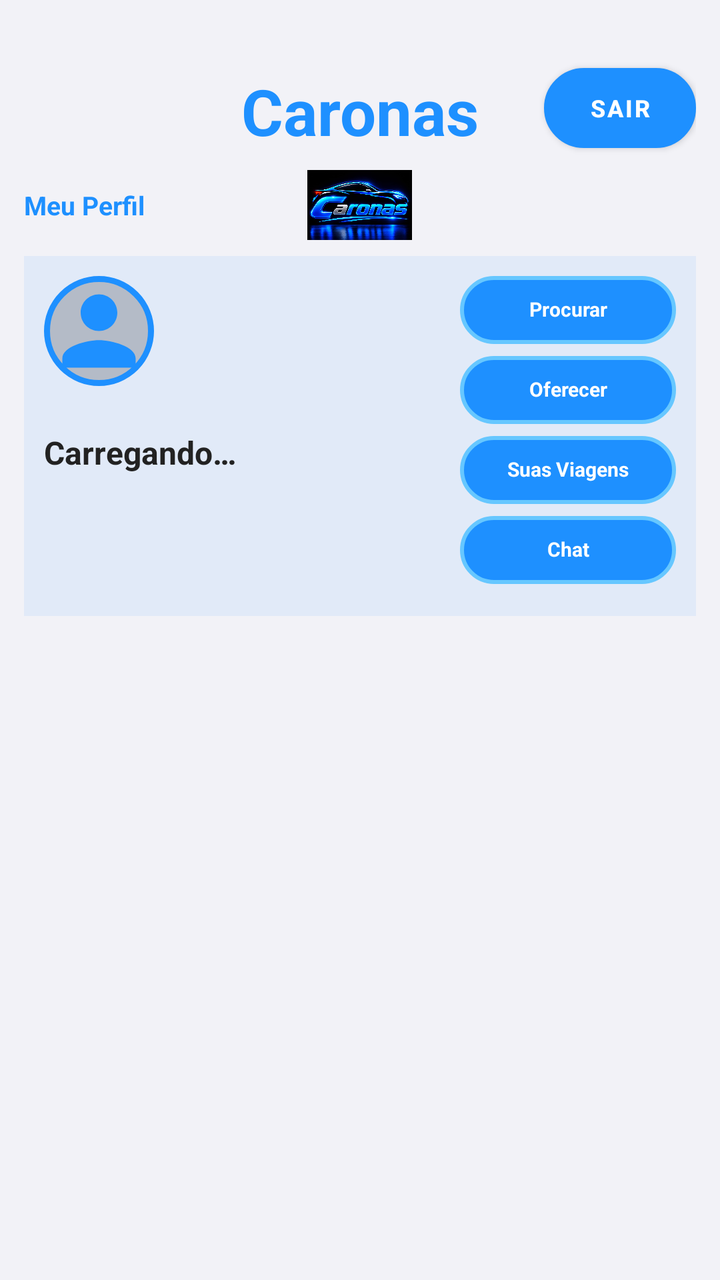
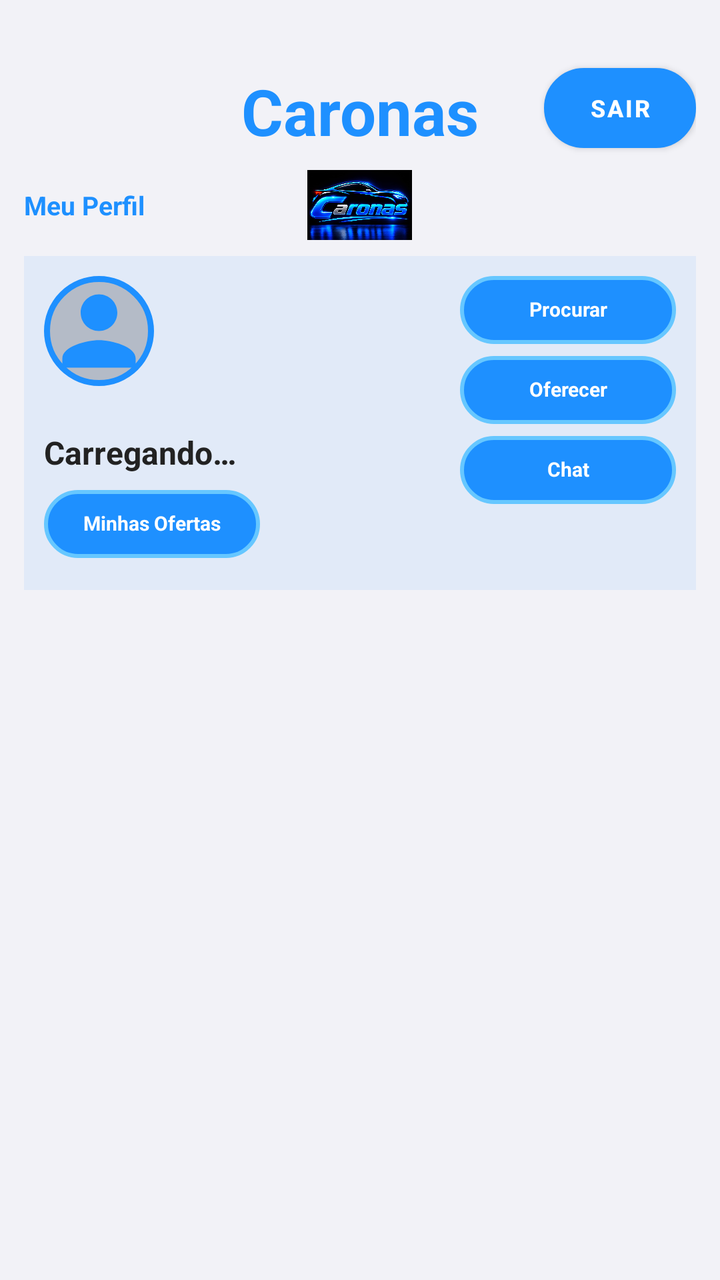

Screens rendered from an Android XML layout before and after an edit, with the pre-edit source and the edit as a unified diff.
<!-- AndroidManifest.xml: application theme Theme.Caronas -->
<!-- res/layout/activity_tela_caronas.xml -->
<?xml version="1.0" encoding="utf-8"?>
<LinearLayout xmlns:android="http://schemas.android.com/apk/res/android"
    android:layout_width="match_parent"
    android:layout_height="match_parent"
    android:orientation="vertical"
    android:background="@color/fundo_cinza_claro"
    android:paddingHorizontal="12dp"
    android:paddingVertical="8dp">

    
    <RelativeLayout
        android:layout_width="match_parent"
        android:layout_height="wrap_content"
        android:layout_marginBottom="8dp">

        <TextView
            android:id="@+id/tvTituloCaronas"
            android:layout_width="wrap_content"
            android:layout_height="wrap_content"
            android:layout_centerHorizontal="true"
            android:layout_marginTop="26dp"
            android:text="@string/login_titulo"
            android:textColor="#1E90FF"
            android:textSize="32sp"
            android:textStyle="bold" />

        <Button
            android:id="@+id/btnSair"
            android:layout_width="76dp"
            android:layout_height="40dp"
            android:layout_alignTop="@id/tvTituloCaronas"
            android:layout_alignParentEnd="true"
            android:text="@string/sair"
            android:textSize="12sp"
            android:textStyle="bold"
            android:textColor="#FFFFFF"
            android:background="@drawable/botao_azul_neon"
            android:padding="4dp" />

        
        <RelativeLayout
            android:id="@+id/rowLogoPerfil"
            android:layout_width="match_parent"
            android:layout_height="wrap_content"
            android:layout_below="@id/tvTituloCaronas"
            android:layout_marginTop="8dp">

            <ImageView
                android:id="@+id/ivLogoCaronas"
                android:layout_width="53dp"
                android:layout_height="35dp"
                android:layout_centerHorizontal="true"
                android:scaleType="fitCenter"
                android:src="@drawable/logo_caronas"
                android:contentDescription="@string/login_titulo" />

            <TextView
                android:id="@+id/tvMeuPerfil"
                android:layout_width="wrap_content"
                android:layout_height="wrap_content"
                android:layout_alignParentStart="true"
                android:layout_centerVertical="true"
                android:text="@string/tela_botao_meu_perfil"
                android:textSize="13sp"
                android:textStyle="bold"
                android:textColor="#1E90FF"
                android:clickable="true"
                android:focusable="true" />

        </RelativeLayout>

    </RelativeLayout>

    
    <LinearLayout
        android:layout_width="match_parent"
        android:layout_height="wrap_content"
        android:orientation="horizontal"
        android:background="#141E90FF"
        android:padding="10dp">

        <LinearLayout
            android:layout_width="0dp"
            android:layout_height="wrap_content"
            android:layout_weight="1"
            android:orientation="vertical"
            android:gravity="start">

            <ImageView
                android:id="@+id/ivFotoPerfil"
                android:layout_width="55dp"
                android:layout_height="55dp"
                android:src="@drawable/ic_person_default"
                android:scaleType="centerCrop"
                android:background="@drawable/borda_circular_azul" />

            <TextView
                android:id="@+id/tvPapelUsuario"
                android:layout_width="wrap_content"
                android:layout_height="wrap_content"
                android:layout_marginTop="6dp"
                android:textSize="12sp"
                android:textStyle="bold"
                android:textColor="#1E90FF" />

            <TextView
                android:id="@+id/tvNomeUsuario"
                android:layout_width="wrap_content"
                android:layout_height="wrap_content"
                android:text="@string/carregando"
                android:textSize="16sp"
                android:textStyle="bold"
                android:textColor="#222222" />

        </LinearLayout>

        <LinearLayout
            android:layout_width="wrap_content"
            android:layout_height="wrap_content"
            android:orientation="vertical"
            android:gravity="center">

            <TextView
                android:id="@+id/btnProcurar"
                style="@style/BotaoAcaoCaronasVertical"
                android:text="@string/tela_botao_procurar" />

            <TextView
                android:id="@+id/btnOferecer"
                style="@style/BotaoAcaoCaronasVertical"
                android:text="@string/tela_botao_oferecer" />

            <TextView
                android:id="@+id/btnSuasViagens"
                style="@style/BotaoAcaoCaronasVertical"
                android:text="@string/tela_botao_viagens" />

            <TextView
                android:id="@+id/btnChat"
                style="@style/BotaoAcaoCaronasVertical"
                android:text="@string/tela_botao_chat" />

        </LinearLayout>

    </LinearLayout>

</LinearLayout>
<!-- resources referenced by this layout -->
<resources>
  <color name="fundo_cinza_claro">#F2F2F7</color>
  <!-- drawable borda_circular_azul (drawable) -->
  <?xml version="1.0" encoding="utf-8"?>
  <shape xmlns:android="http://schemas.android.com/apk/res/android"
      android:shape="oval">
      <stroke
          android:width="3dp"
          android:color="#1E90FF" />
      <solid android:color="#33000000" />
  </shape>
  <!-- drawable botao_azul_neon (drawable) -->
  <?xml version="1.0" encoding="utf-8"?>
  <shape xmlns:android="http://schemas.android.com/apk/res/android">
      <solid android:color="#1E90FF" />
      <corners android:radius="25dp" />
      <stroke android:width="2dp" android:color="#66C7FF" />
      <padding android:left="16dp" android:right="16dp" android:top="12dp" android:bottom="12dp" />
  </shape>
  <!-- drawable ic_person_default (drawable) -->
  <?xml version="1.0" encoding="utf-8"?>
  <vector xmlns:android="http://schemas.android.com/apk/res/android"
      android:width="80dp"
      android:height="80dp"
      android:viewportWidth="24"
      android:viewportHeight="24">
      <path
          android:fillColor="#1E90FF"
          android:pathData="M12,12c2.21,0 4,-1.79 4,-4s-1.79,-4 -4,-4 -4,1.79 -4,4 1.79,4 4,4zM12,14c-2.67,0 -8,1.34 -8,4v2h16v-2c0,-2.66 -5.33,-4 -8,-4z"/>
  </vector>
  <!-- drawable logo_caronas: jpg bitmap (drawable, 106585 bytes) -->
  <string name="carregando">Carregando…</string>
  <string name="login_titulo">Caronas</string>
  <string name="sair">Sair</string>
  <string name="tela_botao_chat">Chat</string>
  <string name="tela_botao_meu_perfil">Meu Perfil</string>
  <string name="tela_botao_oferecer">Oferecer</string>
  <string name="tela_botao_procurar">Procurar</string>
  <string name="tela_botao_viagens">Suas Viagens</string>
  <style name="BotaoAcaoCaronasVertical">
          <item name="android:layout_width">108dp</item>
          <item name="android:layout_height">34dp</item>
          <item name="android:layout_marginBottom">6dp</item>
          <item name="android:background">@drawable/botao_azul_neon</item>
          <item name="android:textColor">#FFFFFF</item>
          <item name="android:textSize">10sp</item>
          <item name="android:textStyle">bold</item>
          <item name="android:gravity">center</item>
          <item name="android:includeFontPadding">false</item>
          <item name="android:paddingHorizontal">3dp</item>
          <item name="android:paddingVertical">1dp</item>
          <item name="android:clickable">true</item>
          <item name="android:focusable">true</item>
      </style>
  <style name="Theme.Caronas" parent="Theme.MaterialComponents.DayNight.NoActionBar">
          <item name="colorPrimary">@color/azul_neon</item>
          <item name="colorPrimaryVariant">@color/azul_neon_escuro</item>
          <item name="colorOnPrimary">@color/white</item>
          <item name="colorSecondary">@color/azul_neon</item>
          <item name="colorSecondaryVariant">@color/azul_neon_escuro</item>
          <item name="colorOnSecondary">@color/white</item>
          <item name="android:statusBarColor">@color/fundo_escuro</item>
          <item name="android:windowBackground">@color/fundo_escuro</item>
      </style>
  <color name="azul_neon">#1E90FF</color>
  <color name="azul_neon_escuro">#0D47A1</color>
  <color name="white">#FFFFFFFF</color>
  <color name="fundo_escuro">#0A0E1A</color>
</resources>

<!-- the commit's change to res/layout/activity_tela_caronas.xml (unified diff, before → after) -->
@@ -112,6 +112,12 @@
                 android:textStyle="bold"
                 android:textColor="#222222" />
 
+            <TextView
+                android:id="@+id/btnMinhasOfertasOuViagens"
+                style="@style/BotaoAcaoCaronasVertical"
+                android:layout_marginTop="8dp"
+                android:text="@string/tela_botao_minhas_ofertas" />
+
         </LinearLayout>
 
         <LinearLayout
@@ -130,18 +136,78 @@
                 style="@style/BotaoAcaoCaronasVertical"
                 android:text="@string/tela_botao_oferecer" />
 
-            <TextView
-                android:id="@+id/btnSuasViagens"
-                style="@style/BotaoAcaoCaronasVertical"
-                android:text="@string/tela_botao_viagens" />
-
-            <TextView
-                android:id="@+id/btnChat"
-                style="@style/BotaoAcaoCaronasVertical"
-                android:text="@string/tela_botao_chat" />
+            <FrameLayout
+                android:layout_width="wrap_content"
+                android:layout_height="wrap_content">
+
+                <TextView
+                    android:id="@+id/btnChat"
+                    style="@style/BotaoAcaoCaronasVertical"
+                    android:text="@string/tela_botao_chat" />
+
+                <TextView
+                    android:id="@+id/badgeChatNaoLidas"
+                    android:layout_width="wrap_content"
+                    android:layout_height="wrap_content"
+                    android:layout_gravity="top|end"
+                    android:layout_marginTop="-6dp"
+                    android:layout_marginEnd="-6dp"
+                    android:minWidth="18dp"
+                    android:minHeight="18dp"
+                    android:gravity="center"
+                    android:text="0"
+                    android:textSize="10sp"
+                    android:textStyle="bold"
+                    android:textColor="#FFFFFF"
+                    android:background="#D32F2F"
+                    android:paddingHorizontal="3dp"
+                    android:visibility="gone"
+                    android:elevation="4dp" />
+
+            </FrameLayout>
 
         </LinearLayout>
 
     </LinearLayout>
 
+    
+    
+    <ProgressBar
+        android:id="@+id/progressBarBusca"
+        android:layout_width="wrap_content"
+        android:layout_height="wrap_content"
+        android:layout_gravity="center"
+        android:layout_marginTop="10dp"
+        android:visibility="gone" />
+
+    <TextView
+        android:id="@+id/tvResumoBusca"
+        android:layout_width="match_parent"
+        android:layout_height="wrap_content"
+        android:layout_marginTop="10dp"
+        android:layout_marginBottom="6dp"
+        android:textColor="#1E90FF"
+        android:textSize="13sp"
+        android:textStyle="bold"
+        android:visibility="gone" />
+
+    <TextView
+        android:id="@+id/tvSemResultadosBusca"
+        android:layout_width="match_parent"
+        android:layout_height="wrap_content"
+        android:text="@string/procurar_sem_resultados"
+        android:textColor="#8899AA"
+        android:textSize="13sp"
+        android:gravity="center"
+        android:padding="24dp"
+        android:visibility="gone" />
+
+    <androidx.recyclerview.widget.RecyclerView
+        android:id="@+id/rvResultadosBusca"
+        android:layout_width="match_parent"
+        android:layout_height="0dp"
+        android:layout_weight="1"
+        android:clipToPadding="false"
+        android:visibility="gone" />
+
 </LinearLayout>
<!-- resource entries referenced after the edit -->
@@ -32,12 +32,13 @@
   <!-- drawable logo_caronas: jpg bitmap (drawable, 106585 bytes) -->
   <string name="carregando">Carregando…</string>
   <string name="login_titulo">Caronas</string>
+  <string name="procurar_sem_resultados">Nenhuma carona encontrada pra essa rota e data.</string>
   <string name="sair">Sair</string>
   <string name="tela_botao_chat">Chat</string>
   <string name="tela_botao_meu_perfil">Meu Perfil</string>
+  <string name="tela_botao_minhas_ofertas">Minhas Ofertas</string>
   <string name="tela_botao_oferecer">Oferecer</string>
   <string name="tela_botao_procurar">Procurar</string>
-  <string name="tela_botao_viagens">Suas Viagens</string>
   <style name="BotaoAcaoCaronasVertical">
           <item name="android:layout_width">108dp</item>
           <item name="android:layout_height">34dp</item>
